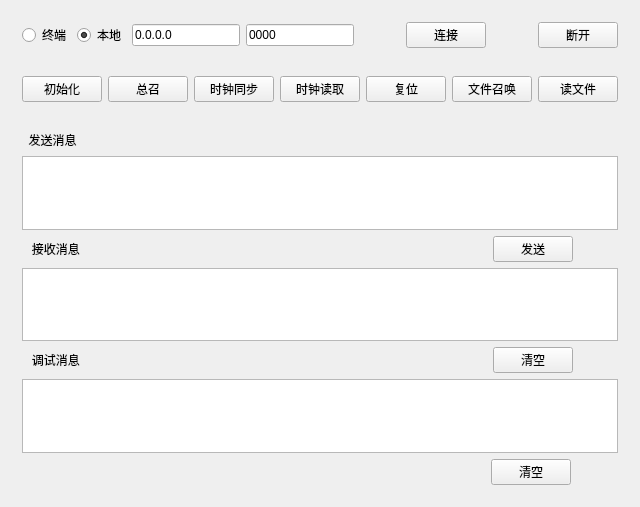
Above: Test1/widget.ui from jsx-web/app before the change. Below: the same form after it.
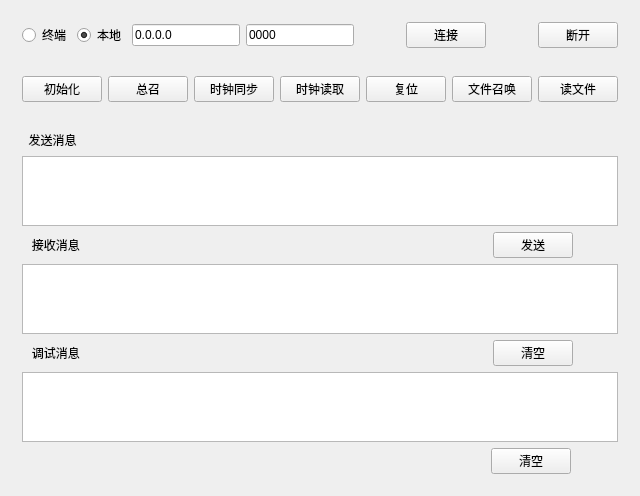
That is the form after the change.

What changed in the file:
```diff
--- a/Test1/widget.ui
+++ b/Test1/widget.ui
@@ -7,7 +7,7 @@
     <x>0</x>
     <y>0</y>
     <width>597</width>
-    <height>507</height>
+    <height>480</height>
    </rect>
   </property>
   <property name="windowTitle">
```
Left out of the diff: 4 changed lines with no effect on the pictures.
